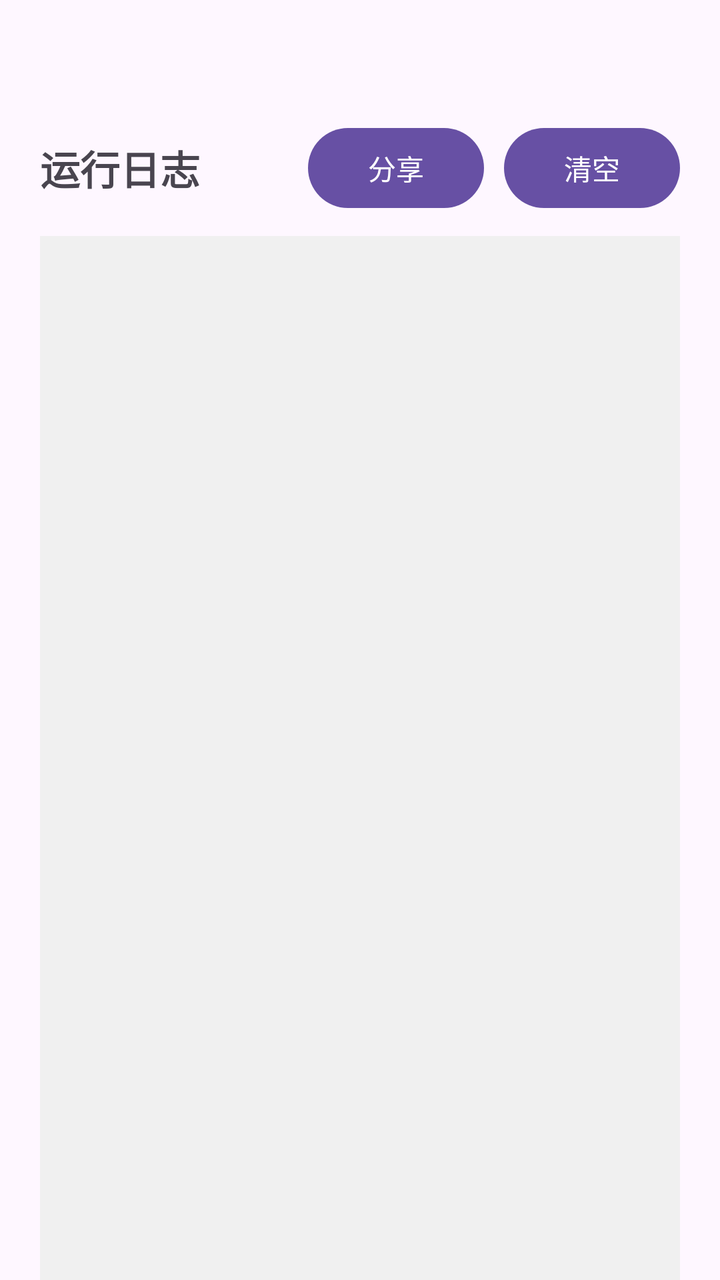
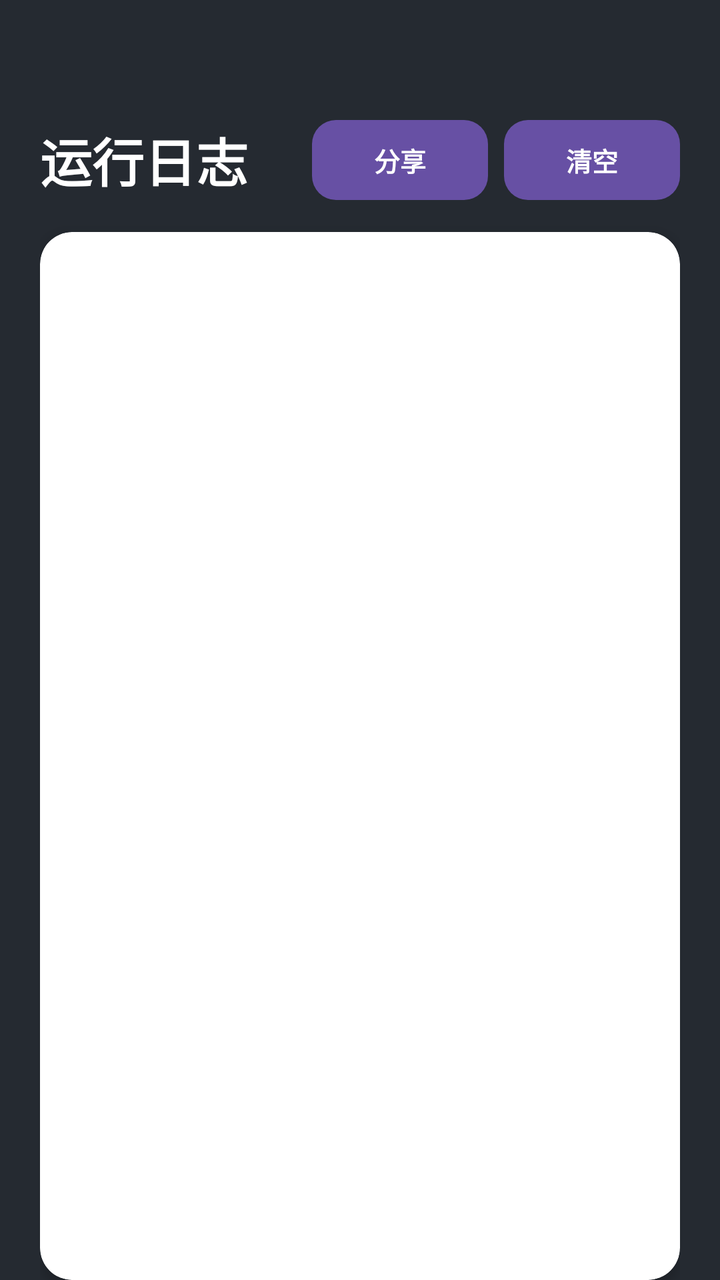

Before-and-after screenshots of an Android layout around one commit, followed by the original layout XML and the change that was made.
<!-- AndroidManifest.xml: application theme Theme.QQAIHelper -->
<!-- res/layout/activity_log_viewer.xml -->
<?xml version="1.0" encoding="utf-8"?>
<LinearLayout xmlns:android="http://schemas.android.com/apk/res/android"
    android:layout_width="match_parent"
    android:layout_height="match_parent"
    android:orientation="vertical"
    android:fitsSystemWindows="true"
    android:paddingTop="60dp">

    
    <LinearLayout
        android:layout_width="match_parent"
        android:layout_height="match_parent"
        android:orientation="vertical"
        android:layout_marginLeft="20dp"
        android:layout_marginRight="20dp">

        
        <LinearLayout
            android:layout_width="match_parent"
            android:layout_height="wrap_content"
            android:orientation="horizontal"
            android:gravity="center_vertical"
            android:layout_marginBottom="10dp">

            <TextView
                android:layout_width="0dp"
                android:layout_height="wrap_content"
                android:layout_weight="1"
                android:text="运行日志"
                android:textSize="20sp"
                android:textStyle="bold" />

            <Button
                android:id="@+id/btnShareLog"
                android:layout_width="wrap_content"
                android:layout_height="wrap_content"
                android:layout_marginEnd="10dp"
                android:text="分享" />

            <Button
                android:id="@+id/btnClearLog"
                android:layout_width="wrap_content"
                android:layout_height="wrap_content"
                android:text="清空" />
        </LinearLayout>

        
        <ScrollView
            android:id="@+id/scrollViewLog"
            android:layout_width="match_parent"
            android:layout_height="match_parent"
            android:background="#F0F0F0"
            android:padding="10dp">

            <TextView
                android:id="@+id/tvLogContent"
                android:layout_width="match_parent"
                android:layout_height="wrap_content"
                android:fontFamily="monospace"
                android:textSize="12sp"
                android:textColor="#333333" />
        </ScrollView>

    </LinearLayout>

</LinearLayout>
<!-- resources referenced by this layout -->
<resources>
  <style name="Theme.QQAIHelper" parent="Base.Theme.QQAIHelper" />
  <style name="Base.Theme.QQAIHelper" parent="Theme.Material3.DayNight.NoActionBar">
          
          
      </style>
</resources>

<!-- the commit's change to res/layout/activity_log_viewer.xml (unified diff, before → after) -->
@@ -1,12 +1,13 @@
 <?xml version="1.0" encoding="utf-8"?>
 <LinearLayout xmlns:android="http://schemas.android.com/apk/res/android"
+    xmlns:app="http://schemas.android.com/apk/res-auto"
     android:layout_width="match_parent"
     android:layout_height="match_parent"
     android:orientation="vertical"
     android:fitsSystemWindows="true"
-    android:paddingTop="60dp">
+    android:paddingTop="60dp"
+    android:background="#252A31">
 
-    
     <LinearLayout
         android:layout_width="match_parent"
         android:layout_height="match_parent"
@@ -20,46 +21,68 @@
             android:layout_height="wrap_content"
             android:orientation="horizontal"
             android:gravity="center_vertical"
-            android:layout_marginBottom="10dp">
+            android:layout_marginBottom="16dp">
 
             <TextView
                 android:layout_width="0dp"
                 android:layout_height="wrap_content"
                 android:layout_weight="1"
                 android:text="运行日志"
-                android:textSize="20sp"
-                android:textStyle="bold" />
+                android:textSize="26sp"
+                android:textStyle="bold"
+                android:textColor="#FFFFFF" />
 
             <Button
                 android:id="@+id/btnShareLog"
                 android:layout_width="wrap_content"
                 android:layout_height="wrap_content"
-                android:layout_marginEnd="10dp"
-                android:text="分享" />
+                android:minHeight="40dp"
+                android:layout_marginEnd="8dp"
+                android:text="分享"
+                android:textColor="#FFFFFF"
+                android:textSize="13sp"
+                android:textStyle="bold"
+                android:textAllCaps="false"
+                android:background="@drawable/btn_secondary_selector"
+                android:paddingHorizontal="16dp" />
 
             <Button
                 android:id="@+id/btnClearLog"
                 android:layout_width="wrap_content"
                 android:layout_height="wrap_content"
-                android:text="清空" />
+                android:minHeight="40dp"
+                android:text="清空"
+                android:textColor="#FFFFFF"
+                android:textSize="13sp"
+                android:textStyle="bold"
+                android:textAllCaps="false"
+                android:background="@drawable/btn_secondary_selector"
+                android:paddingHorizontal="16dp" />
         </LinearLayout>
 
         
-        <ScrollView
-            android:id="@+id/scrollViewLog"
+        <androidx.cardview.widget.CardView
             android:layout_width="match_parent"
             android:layout_height="match_parent"
-            android:background="#F0F0F0"
-            android:padding="10dp">
+            app:cardBackgroundColor="#FFFFFF"
+            app:cardCornerRadius="16dp"
+            app:cardElevation="4dp">
 
-            <TextView
-                android:id="@+id/tvLogContent"
+            <ScrollView
+                android:id="@+id/scrollViewLog"
                 android:layout_width="match_parent"
-                android:layout_height="wrap_content"
-                android:fontFamily="monospace"
-                android:textSize="12sp"
-                android:textColor="#333333" />
-        </ScrollView>
+                android:layout_height="match_parent"
+                android:padding="16dp">
+
+                <TextView
+                    android:id="@+id/tvLogContent"
+                    android:layout_width="match_parent"
+                    android:layout_height="wrap_content"
+                    android:fontFamily="monospace"
+                    android:textSize="12sp"
+                    android:textColor="#333333" />
+            </ScrollView>
+        </androidx.cardview.widget.CardView>
 
     </LinearLayout>
 
<!-- resource entries referenced after the edit -->
@@ -1,9 +1,27 @@
 <!-- resources referenced by this layout -->
 <resources>
+  <!-- drawable btn_secondary_selector (drawable) -->
+  <?xml version="1.0" encoding="utf-8"?>
+  <selector xmlns:android="http://schemas.android.com/apk/res/android">
+      <item android:state_pressed="true" android:drawable="@drawable/btn_secondary_bg_pressed" />
+      <item android:drawable="@drawable/btn_secondary_bg" />
+  </selector>
   <style name="Theme.QQAIHelper" parent="Base.Theme.QQAIHelper" />
-  <style name="Base.Theme.QQAIHelper" parent="Theme.Material3.DayNight.NoActionBar">
-          
-          
+  <!-- drawable btn_secondary_bg_pressed (drawable) -->
+  <?xml version="1.0" encoding="utf-8"?>
+  <shape xmlns:android="http://schemas.android.com/apk/res/android"
+      android:shape="rectangle">
+      <solid android:color="#0091EA" />
+      <corners android:radius="12dp" />
+  </shape>
+  <!-- drawable btn_secondary_bg (drawable) -->
+  <?xml version="1.0" encoding="utf-8"?>
+  <shape xmlns:android="http://schemas.android.com/apk/res/android"
+      android:shape="rectangle">
+      <solid android:color="#00B0FF" />
+      <corners android:radius="12dp" />
+  </shape>
+  <style name="Base.Theme.QQAIHelper" parent="Theme.Material3.Light.NoActionBar">
       </style>
 </resources>
 
